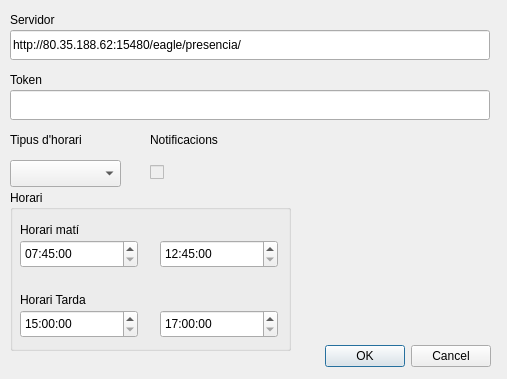
Old version of the form gui/settings.ui in the repository spintog/fitxatge.
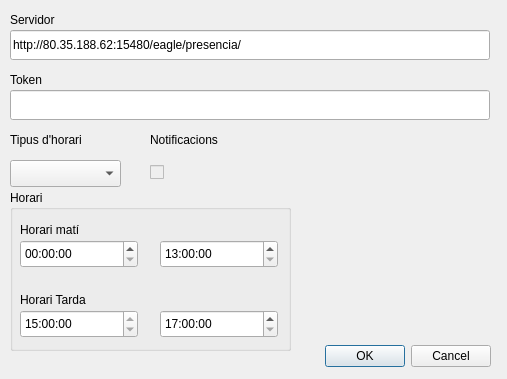
New version of the form. Icons and pictures are not drawn.

```diff
--- a/gui/settings.ui
+++ b/gui/settings.ui
@@ -162,15 +162,15 @@
     </property>
     <property name="maximumTime">
      <time>
-      <hour>10</hour>
-      <minute>15</minute>
+      <hour>11</hour>
+      <minute>59</minute>
       <second>0</second>
      </time>
     </property>
     <property name="minimumTime">
      <time>
-      <hour>7</hour>
-      <minute>45</minute>
+      <hour>0</hour>
+      <minute>0</minute>
       <second>0</second>
      </time>
     </property>
@@ -190,14 +190,14 @@
     <property name="maximumTime">
      <time>
       <hour>14</hour>
-      <minute>45</minute>
+      <minute>59</minute>
       <second>0</second>
      </time>
     </property>
     <property name="minimumTime">
      <time>
-      <hour>12</hour>
-      <minute>45</minute>
+      <hour>13</hour>
+      <minute>0</minute>
       <second>0</second>
      </time>
     </property>
@@ -269,8 +269,8 @@
     </property>
     <property name="maximumTime">
      <time>
-      <hour>16</hour>
-      <minute>0</minute>
+      <hour>15</hour>
+      <minute>59</minute>
       <second>0</second>
      </time>
     </property>
@@ -282,7 +282,7 @@
      </time>
     </property>
     <property name="calendarPopup">
-     <bool>true</bool>
+     <bool>false</bool>
     </property>
    </widget>
   </widget>
```
Left out of the diff: 5 changed lines with no effect on the pictures.
